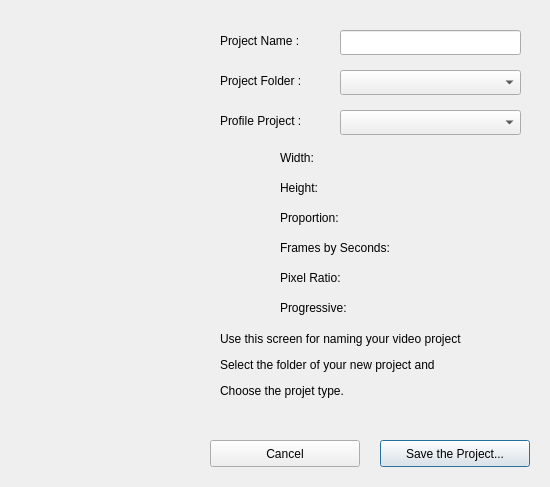
Above: src/windows/ui/new-project.ui from OpenShot/openshot-qt before the change. Below: the same form after it.
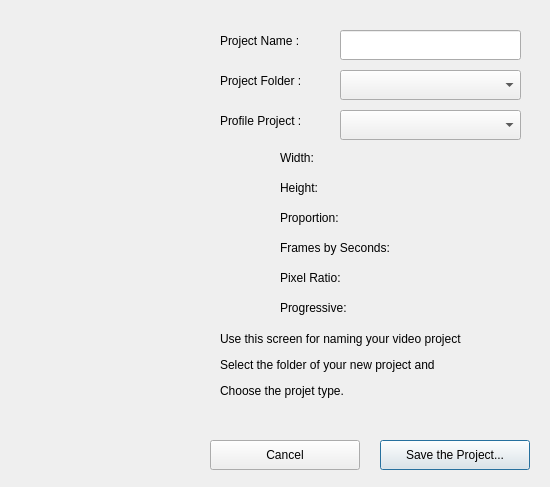
That is the form after the change. Icons and pictures are not drawn.

Diff of the .ui file:
```diff
--- a/src/windows/ui/new-project.ui
+++ b/src/windows/ui/new-project.ui
@@ -22,7 +22,7 @@
      <x>380</x>
      <y>440</y>
      <width>150</width>
-     <height>27</height>
+     <height>30</height>
     </rect>
    </property>
    <property name="text">
@@ -35,7 +35,7 @@
      <x>210</x>
      <y>440</y>
      <width>150</width>
-     <height>27</height>
+     <height>30</height>
     </rect>
    </property>
    <property name="text">
@@ -113,7 +113,7 @@
      <x>340</x>
      <y>30</y>
      <width>181</width>
-     <height>25</height>
+     <height>30</height>
     </rect>
    </property>
   </widget>
@@ -123,7 +123,7 @@
      <x>340</x>
      <y>70</y>
      <width>181</width>
-     <height>25</height>
+     <height>30</height>
     </rect>
    </property>
   </widget>
@@ -133,7 +133,7 @@
      <x>340</x>
      <y>110</y>
      <width>181</width>
-     <height>25</height>
+     <height>30</height>
     </rect>
    </property>
   </widget>
```
